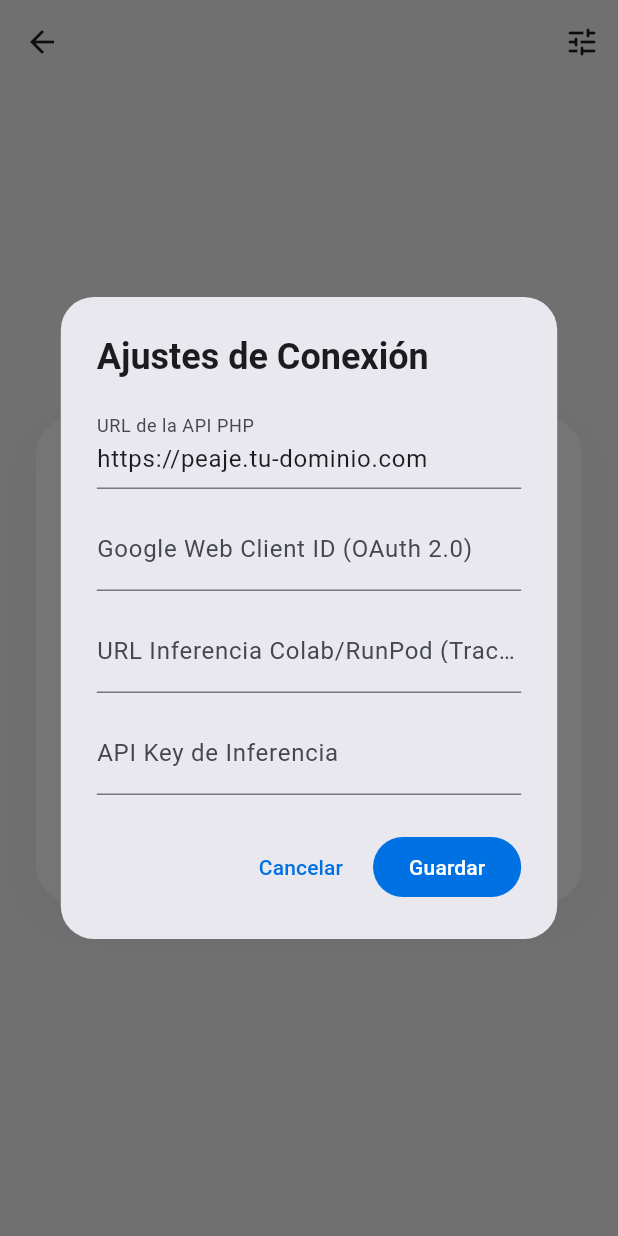
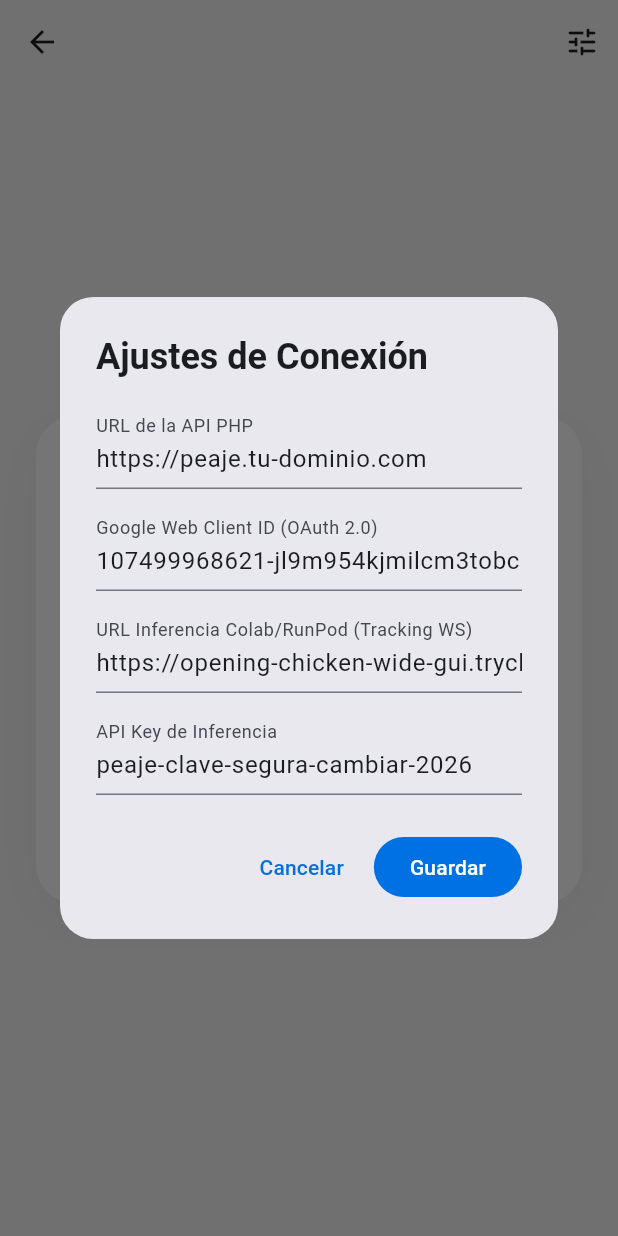
Before and after one commit to itssug/reconocimiento-peaje, a Flutter app: the HomeScreen screen opened directly, after a tap on the "logout" icon, after a tap on the "tune" icon, on a phone screen of 412 x 824 dp. Run offline on Flutter 3.47's test engine with Material 3 defaults, Android fonts, the phone set to English and light mode, and no system bars; our stand-ins replace camera, google_sign_in, image_picker, shared_preferences; accounts and stored records are empty; network calls fail.

Commit message:
chatbot mejorado

```diff
--- a/app-movil/lib/config/app_config.dart
+++ b/app-movil/lib/config/app_config.dart
@@ -9,7 +9,17 @@ class AppConfig {
 
   static const String defaultGoogleClientId = String.fromEnvironment(
     'GOOGLE_CLIENT_ID',
-    defaultValue: '',
+    defaultValue: '107499968621-jl9m954kjmilcm3tobciupmnfctpot99.apps.googleusercontent.com',
+  );
+
+  static const String defaultInferenceUrl = String.fromEnvironment(
+    'INFERENCE_URL',
+    defaultValue: 'https://opening-chicken-wide-gui.trycloudflare.com',
+  );
+
+  static const String defaultInferenceApiKey = String.fromEnvironment(
+    'INFERENCE_API_KEY',
+    defaultValue: 'peaje-clave-segura-cambiar-2026',
   );
 
   static const _kApiUrl = 'api_base_url';
@@ -45,7 +55,7 @@ class AppConfig {
 
   static Future<String> getInferenceUrl() async {
     final p = await SharedPreferences.getInstance();
-    final v = (p.getString(_kInferenceUrl) ?? '').trim();
+    final v = (p.getString(_kInferenceUrl) ?? defaultInferenceUrl).trim();
     return v.endsWith('/') ? v.substring(0, v.length - 1) : v;
   }
 
@@ -56,7 +66,7 @@ class AppConfig {
 
   static Future<String> getInferenceApiKey() async {
     final p = await SharedPreferences.getInstance();
-    return (p.getString(_kInferenceApiKey) ?? '').trim();
+    return (p.getString(_kInferenceApiKey) ?? defaultInferenceApiKey).trim();
   }
 
   static Future<void> setInferenceApiKey(String key) async {
```
Also changed, not shown: app-movil/lib/screens/consulta_screen.dart (+76 -1 lines).
